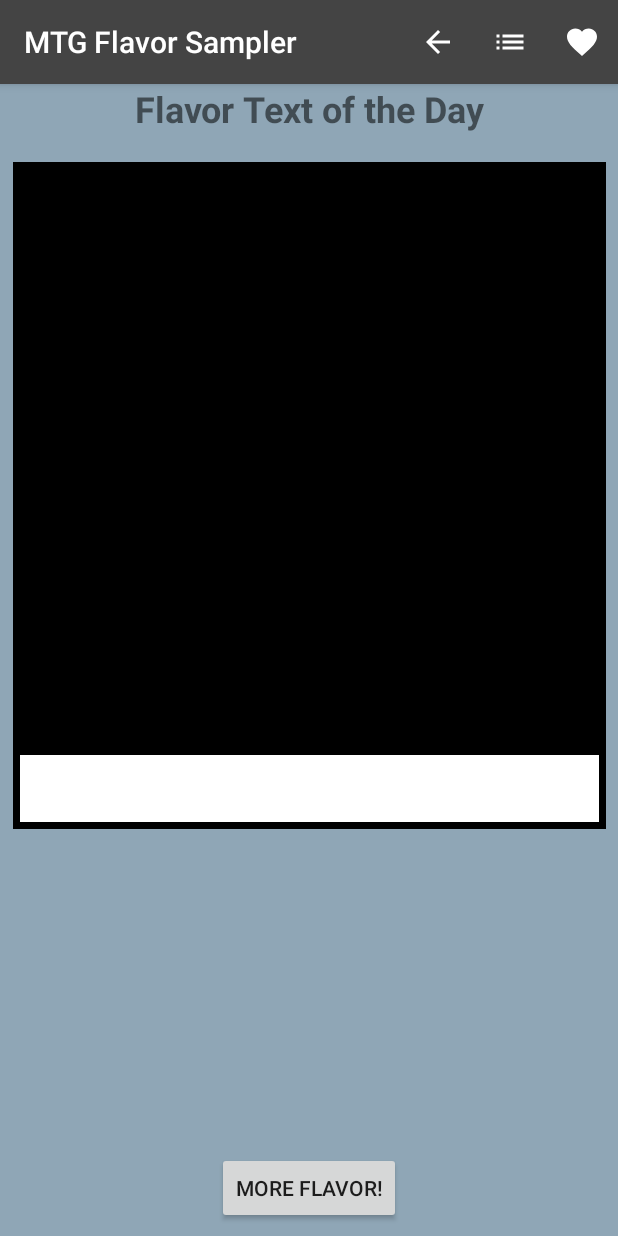
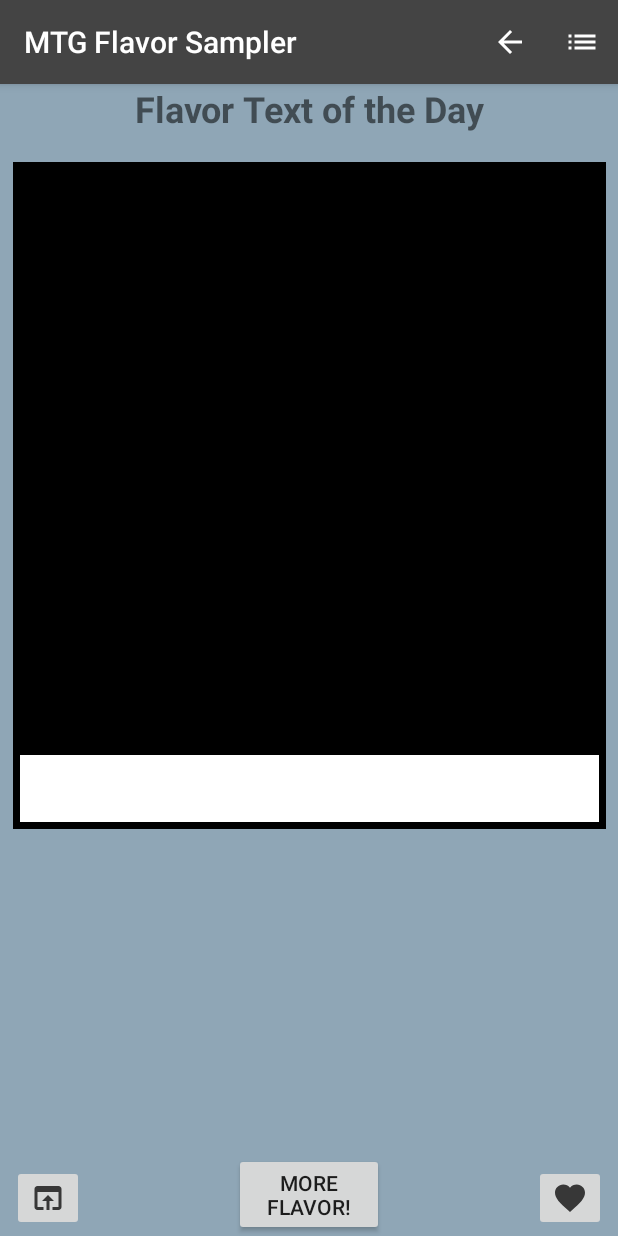
Before and after one commit to jwilder4690/MTGFlavor, an Android app: the screen it shows after launch (MainActivity), on a phone screen of 412 x 824 dp. Run offline under Robolectric (Android 15) with nearby library versions, the phone set to English and light mode, and no system bars; our stand-ins replace Room's generated code; 1 statement that could not run was skipped.

Commit message:
-Added URL to CardData to take user to website on click. - Refined search to hit all cards with flavor text.

```diff
--- a/app/src/main/java/com/example/mtgflavorsampler/CardData.java
+++ b/app/src/main/java/com/example/mtgflavorsampler/CardData.java
@@ -22,6 +22,7 @@ public class CardData {
     private String artist;
     private String artCropUrl;
     private String cardArtUrl;
+    private String webUrl;
     private int color;
     private int favorite = 0; //use later for ordering your faves
 
@@ -32,16 +33,17 @@ public class CardData {
             if(cardJSON.getString("layout").equals("transform")){
                 JSONArray faceArray = cardJSON.getJSONArray("card_faces");
                 cardJSON = faceArray.getJSONObject(0);
+            }
 
-            }
             name = cardJSON.getString("name");
             flavorText = cardJSON.getString("flavor_text");
             artist = cardJSON.getString("artist");
+            webUrl = cardJSON.getString("scryfall_uri");
 
             JSONObject images = cardJSON.getJSONObject("image_uris");
             artCropUrl = images.getString("art_crop");
-            //cardArtUrl = images.getString("border_crop");
             cardArtUrl = images.getString("png");
+
 
             JSONArray colors = cardJSON.getJSONArray("colors");
             if (colors.length() > 1) color = R.color.Gold;
@@ -74,13 +76,14 @@ public class CardData {
         }
     }
 
-    public CardData(String name, String flavorText, String artist, String artCropUrl, String cardArtUrl, int color) {
+    public CardData(String name, String flavorText, String artist, String artCropUrl, String cardArtUrl, int color, String webUrl) {
         this.name = name;
         this.flavorText = flavorText;
         this.artist = artist;
         this.artCropUrl = artCropUrl;
         this.cardArtUrl = cardArtUrl;
         this.color = color;
+        this.webUrl = webUrl;
     }
 
     /**
@@ -93,6 +96,7 @@ public class CardData {
         artist = "Jason Chan";
         artCropUrl = "https://img.scryfall.com/cards/art_crop/en/m19/65.jpg?1531451394";
         cardArtUrl = "https://img.scryfall.com/cards/png/en/m19/65.png?1531451394";
+        webUrl = "https://scryfall.com/card/m13/63/omniscience?utm_source=api";
         color = R.color.U;
     }
 
@@ -108,9 +112,9 @@ public class CardData {
         return name;
     }
 
-    public String getFlavorText() {
-        return flavorText;
-    }
+    public String getFlavorText() { return flavorText; }
+
+    public String getWebUrl(){ return webUrl;}
 
     public String getArtist() {
         return artist;
--- a/app/src/main/java/com/example/mtgflavorsampler/CardDatabase.java
+++ b/app/src/main/java/com/example/mtgflavorsampler/CardDatabase.java
@@ -9,7 +9,7 @@ import androidx.room.Room;
 import androidx.room.RoomDatabase;
 import androidx.sqlite.db.SupportSQLiteDatabase;
 
-@Database(entities = {CardData.class}, version = 2)
+@Database(entities = {CardData.class}, version = 3)
 public abstract class CardDatabase extends RoomDatabase {
 
     private static CardDatabase instance;
--- a/app/src/main/java/com/example/mtgflavorsampler/DisplayFragment.java
+++ b/app/src/main/java/com/example/mtgflavorsampler/DisplayFragment.java
@@ -5,6 +5,7 @@ import android.net.Uri;
 import android.os.Bundle;
 
 import androidx.annotation.Nullable;
+import androidx.appcompat.app.AppCompatDelegate;
 import androidx.constraintlayout.widget.ConstraintLayout;
 import androidx.fragment.app.Fragment;
 import androidx.lifecycle.Observer;
@@ -27,6 +28,11 @@ import android.widget.TextView;
  * create an instance of this fragment.
  */
 public class DisplayFragment extends Fragment {
+
+    static{
+        AppCompatDelegate.setCompatVectorFromResourcesEnabled(true);
+    }
+
     private FlavorViewModel flavorViewModel;
     TextView nameView;
     TextView flavorView;
@@ -75,6 +81,7 @@ public class DisplayFragment extends Fragment {
             mParam1 = getArguments().getString(ARG_PARAM1);
             mParam2 = getArguments().getString(ARG_PARAM2);
         }
+        AppCompatDelegate.setCompatVectorFromResourcesEnabled(true);
     }
 
     @Override
@@ -90,6 +97,12 @@ public class DisplayFragment extends Fragment {
         artCropView = v.findViewById(R.id.image_view_art_crop);
         cardArtView = v.findViewById(R.id.image_view_card_art);
         mainLayout = v.findViewById(R.id.card_main_layout);
+
+        ImageView favoriteButton = v.findViewById(R.id.add_to_favorites);
+        favoriteButton.setImageResource(R.drawable.ic_favorite);
+
+        ImageView webButton = v.findViewById(R.id.go_to_web);
+        webButton.setImageResource(R.drawable.ic_open_in_web);
 
         return v;
     }
--- a/app/src/main/java/com/example/mtgflavorsampler/MainActivity.java
+++ b/app/src/main/java/com/example/mtgflavorsampler/MainActivity.java
@@ -1,8 +1,10 @@
 package com.example.mtgflavorsampler;
 
+import androidx.appcompat.app.AppCompatDelegate;
 import androidx.fragment.app.FragmentManager;
 
 import android.app.ActionBar;
+import android.content.Intent;
 import android.net.Uri;
 import android.os.Bundle;
 import android.view.Menu;
@@ -28,12 +30,15 @@ public class MainActivity extends AppCompatActivity implements DisplayFragment.O
 
         flavorViewModel = ViewModelProviders.of(this).get(FlavorViewModel.class);
 
+
         if(savedInstanceState == null) {  //if null this is first time creation
             getSupportFragmentManager().beginTransaction()
                     .add(R.id.frame, DisplayFragment.newInstance("a", "b"))
                     .commit();
             getSupportActionBar().setTitle("MTG Flavor Sampler");
         }
+
+
     }
 
     @Override
@@ -53,13 +58,7 @@ public class MainActivity extends AppCompatActivity implements DisplayFragment.O
                         .commit();
                 return true;
             case R.id.add_to_favorites:
-                boolean added = flavorViewModel.insert();
-                if(added) {
-                    Toast.makeText(MainActivity.this, "Added to favorites", Toast.LENGTH_SHORT).show();
-                }
-                else{
-                    Toast.makeText(MainActivity.this, "Duplicate not added", Toast.LENGTH_SHORT).show();
-                }
+
                 return true;
             case R.id.back_arrow:
                 getSupportFragmentManager().popBackStackImmediate();
@@ -73,6 +72,23 @@ public class MainActivity extends AppCompatActivity implements DisplayFragment.O
         flavorViewModel.requestNewCard();
     }
 
+    public void addToFavorites(View view){
+        boolean added = flavorViewModel.insert();
+        if(added) {
+            Toast.makeText(MainActivity.this, "Added to favorites", Toast.LENGTH_SHORT).show();
+        }
+        else{
+            Toast.makeText(MainActivity.this, "Duplicate not added", Toast.LENGTH_SHORT).show();
+        }
+    }
+
+    public void goToWeb(View view){
+        CardData myCard = flavorViewModel.viewCard().getValue();
+        Intent browserIntent = new Intent(Intent.ACTION_VIEW, Uri.parse(myCard.getWebUrl()));
+        startActivity(browserIntent);
+        Toast.makeText(MainActivity.this, "Going to Scryfall", Toast.LENGTH_SHORT).show();
+    }
+
     @Override
     public void onFragmentInteraction(Uri uri) {
 
--- a/app/src/main/java/com/example/mtgflavorsampler/Webservice.java
+++ b/app/src/main/java/com/example/mtgflavorsampler/Webservice.java
@@ -13,6 +13,12 @@ import java.net.MalformedURLException;
 import java.net.URL;
 
 public class Webservice {
+    //private final String SCRYFALL_SEARCH = "https://api.scryfall.com/cards/random?q=ft%3A\"+\"";
+    /*
+        Url needs to be coded using URL percent encoding for special characters, but may use the fulltext
+        search string provided by scryfall.
+     */
+    private final String SCRYFALL_SEARCH = "https://api.scryfall.com/cards/random?q=ft%3A%2F.%2F";
 
     public Webservice() {
     }
@@ -20,7 +26,7 @@ public class Webservice {
     //Does this need to be the AsyncTask or can I just call it from an AsyncTask?
     public CardData loadCard(){
         try {
-            URL url = new URL("https://api.scryfall.com/cards/random?q=ft%3A\"+\"");
+            URL url = new URL(SCRYFALL_SEARCH);
             HttpURLConnection urlConnection = (HttpURLConnection) url.openConnection();
             try {
                 BufferedReader br = new BufferedReader(new InputStreamReader(urlConnection.getInputStream()));
--- a/app/src/main/res/drawable/ic_favorite.xml
+++ b/app/src/main/res/drawable/ic_favorite.xml
@@ -1,4 +1,4 @@
-<vector android:height="24dp" android:tint="#FFFFFF"
+<vector android:height="24dp" android:tint="#373737"
     android:viewportHeight="24.0" android:viewportWidth="24.0"
     android:width="24dp" xmlns:android="http://schemas.android.com/apk/res/android">
     <path android:fillColor="#FF000000" android:pathData="M12,21.35l-1.45,-1.32C5.4,15.36 2,12.28 2,8.5 2,5.42 4.42,3 7.5,3c1.74,0 3.41,0.81 4.5,2.09C13.09,3.81 14.76,3 16.5,3 19.58,3 22,5.42 22,8.5c0,3.78 -3.4,6.86 -8.55,11.54L12,21.35z"/>
--- /dev/null
+++ b/app/src/main/res/drawable/ic_open_in_web.xml
@@ -0,0 +1,5 @@
+<vector android:height="24dp" android:tint="#373737"
+    android:viewportHeight="24.0" android:viewportWidth="24.0"
+    android:width="24dp" xmlns:android="http://schemas.android.com/apk/res/android">
+    <path android:fillColor="#FF000000" android:pathData="M19,4L5,4c-1.11,0 -2,0.9 -2,2v12c0,1.1 0.89,2 2,2h4v-2L5,18L5,8h14v10h-4v2h4c1.1,0 2,-0.9 2,-2L21,6c0,-1.1 -0.89,-2 -2,-2zM12,10l-4,4h3v6h2v-6h3l-4,-4z"/>
+</vector>
--- a/app/src/main/res/layout/fragment_card.xml
+++ b/app/src/main/res/layout/fragment_card.xml
@@ -24,7 +24,7 @@
         android:id="@+id/scrollView"
         android:layout_width="395dp"
         android:layout_height="0dp"
-        app:layout_constraintBottom_toTopOf="@id/button_flavor"
+        app:layout_constraintBottom_toTopOf="@id/buttons_layout"
         app:layout_constraintEnd_toEndOf="parent"
         app:layout_constraintStart_toStartOf="parent"
         app:layout_constraintTop_toBottomOf="@id/text_view_activity_title"
@@ -106,15 +106,49 @@
         </LinearLayout>
     </ScrollView>
 
-    <Button
-        android:id="@+id/button_flavor"
-        android:layout_width="wrap_content"
-        android:layout_height="0dp"
-        android:layout_marginBottom="8dp"
-        android:onClick="requestNewCard"
-        android:text="@string/next_button"
-        app:layout_constraintBottom_toBottomOf="parent"
-        app:layout_constraintEnd_toEndOf="parent"
-        app:layout_constraintStart_toStartOf="parent" />
+
+    <LinearLayout
+        android:id="@+id/buttons_layout"
+        android:layout_width="match_parent"
+        android:layout_height="wrap_content"
+        android:orientation="horizontal"
+        app:layout_constraintBottom_toBottomOf="parent">
+
+        <ImageButton
+            android:id="@+id/go_to_web"
+            android:layout_width="wrap_content"
+            android:layout_height="wrap_content"
+            android:layout_marginStart="8dp"
+            android:layout_marginLeft="8dp"
+            android:layout_marginTop="8dp"
+            android:contentDescription="scryfall_website"
+            android:onClick="goToWeb"
+            tools:src="@drawable/ic_open_in_web" />
+
+        <Button
+            android:id="@+id/button_flavor"
+            android:layout_width="0dp"
+            android:layout_height="wrap_content"
+            android:onClick="requestNewCard"
+            android:text="@string/next_button"
+            android:layout_marginRight="100dp"
+            android:layout_marginLeft="100dp"
+            android:layout_weight="1"/>
+
+        <ImageButton
+            android:id="@+id/add_to_favorites"
+            android:layout_width="wrap_content"
+            android:layout_height="wrap_content"
+            android:layout_marginTop="8dp"
+            android:layout_marginEnd="8dp"
+            android:layout_marginRight="8dp"
+            android:contentDescription="add_to_favorites"
+            android:cropToPadding="false"
+            android:onClick="addToFavorites"
+            tools:src="@drawable/ic_favorite" />
+
+
+    </LinearLayout>
+
 
 </androidx.constraintlayout.widget.ConstraintLayout>
--- a/app/src/main/res/menu/list_favorites.xml
+++ b/app/src/main/res/menu/list_favorites.xml
@@ -11,11 +11,7 @@
         android:icon="@drawable/ic_list"
         android:title="Favorites"
         app:showAsAction="ifRoom" />
-    <item
-        android:id="@+id/add_to_favorites"
-        android:icon="@drawable/ic_favorite"
-        android:title="Like"
-        app:showAsAction="ifRoom" />
+
 
 
 </menu>
--- a/app/src/main/res/values/strings.xml
+++ b/app/src/main/res/values/strings.xml
@@ -5,8 +5,6 @@
     <string name="cardInfo2">Card Image</string>
     <string name="cardInfo1">Card Art</string>
     <string name="next_button">More flavor!</string>
-
-    <!-- TODO: Remove or change this placeholder text -->
     <string name="hello_blank_fragment">Hello blank fragment</string>
     <string name="list_title">My Favorites</string>
 </resources>
```
Also changed, not shown: app/src/main/java/com/example/mtgflavorsampler/CardRepository.java (+0 -36 lines).
